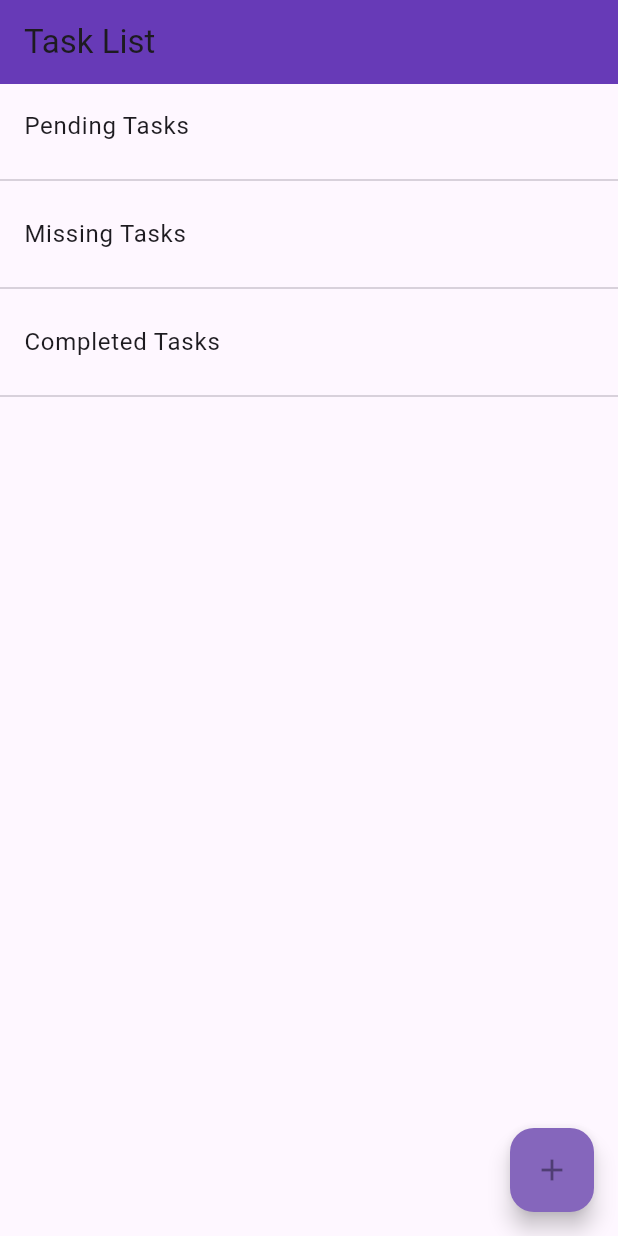
After one commit to bernadettealabado5/cc206-todo_list-, a Flutter app: the TaskListScreen screen opened directly, on a phone screen of 412 x 824 dp. The commit adds this screen. Run offline on Flutter 3.47's test engine with Material 2 defaults, Android fonts, the light colour scheme and no system bars.

Commit message:
Added PMC_task.dart that accepts user input and display on Task List

```diff
--- /dev/null
+++ b/lib/features/PMC_task.dart
@@ -0,0 +1,227 @@
+import 'package:flutter/material.dart';
+
+void main() {
+  runApp(PMCPage());
+}
+
+class Task {
+  String title;
+  String description;
+  bool isCompleted;
+
+  Task(this.title, this.description, {this.isCompleted = false});
+}
+
+class PMCPage extends StatelessWidget {
+  @override
+  Widget build(BuildContext context) {
+    return MaterialApp(
+      title: 'Task List',
+      home: TaskListScreen(),
+    );
+  }
+}
+
+class TaskListScreen extends StatefulWidget {
+  @override
+  _TaskListScreenState createState() => _TaskListScreenState();
+}
+
+class _TaskListScreenState extends State<TaskListScreen> {
+  List<Task> pendingTasks = [];
+  List<Task> missingTasks = [];
+  List<Task> completedTasks = [];
+
+  void addTaskToPending(String title, String description) {
+    setState(() {
+      pendingTasks.add(Task(title, description));
+    });
+  }
+
+  void addTaskToMissing(String title, String description) {
+    setState(() {
+      missingTasks.add(Task(title, description));
+    });
+  }
+
+  void addTaskToCompleted(String title, String description) {
+    setState(() {
+      completedTasks.add(Task(title, description, isCompleted: true));
+    });
+  }
+
+  void editTask(Task task, String title, String description) {
+    setState(() {
+      task.title = title;
+      task.description = description;
+    });
+  }
+
+  void deleteTask(List<Task> tasks, Task task) {
+    setState(() {
+      tasks.remove(task);
+    });
+  }
+
+  @override
+  Widget build(BuildContext context) {
+    return Scaffold(
+      appBar: AppBar(
+        backgroundColor: Colors.deepPurple,
+        title: Text('Task List'),
+      ),
+      body: Column(
+        children: [
+          _buildTaskSection("Pending Tasks", pendingTasks),
+          _buildTaskSection("Missing Tasks", missingTasks),
+          _buildTaskSection("Completed Tasks", completedTasks),
+        ],
+      ),
+      floatingActionButton: FloatingActionButton(
+        onPressed: () {
+          _showTaskDialog();
+        },
+        child: Icon(Icons.add),
+        backgroundColor: const Color.fromARGB(255, 133, 102, 188),
+      ),
+    );
+  }
+
+  Widget _buildTaskSection(String title, List<Task> tasks) {
+    return Column(
+      children: [
+        ListTile(
+          title: Text(title),
+        ),
+        ListView.builder(
+          shrinkWrap: true,
+          itemCount: tasks.length,
+          itemBuilder: (context, index) {
+            final task = tasks[index];
+            return ListTile(
+              title: Text(task.title),
+              subtitle: Text(task.description),
+              trailing: Row(
+                mainAxisSize: MainAxisSize.min,
+                children: [
+                  IconButton(
+                    icon: Icon(Icons.edit),
+                    onPressed: () {
+                      _showEditTaskDialog(task);
+                    },
+                  ),
+                  IconButton(
+                    icon: Icon(Icons.delete),
+                    onPressed: () {
+                      deleteTask(tasks, task);
+                    },
+                  ),
+                ],
+              ),
+            );
+          },
+        ),
+        Divider(),
+      ],
+    );
+  }
+
+  void _showTaskDialog() {
+    showDialog(
+      context: context,
+      builder: (BuildContext context) {
+        String title = '';
+        String description = '';
+
+        return AlertDialog(
+          title: Text('Add a Task'),
+          content: Column(
+            mainAxisSize: MainAxisSize.min,
+            children: <Widget>[
+              TextField(
+                onChanged: (value) {
+                  title = value;
+                },
+                decoration: InputDecoration(labelText: 'Task Title'),
+              ),
+              TextField(
+                onChanged: (value) {
+                  description = value;
+                },
+                decoration: InputDecoration(labelText: 'Task Description'),
+              ),
+              Row(
+                children: <Widget>[
+                  ElevatedButton(
+                    onPressed: () {
+                      addTaskToPending(title, description);
+                      Navigator.of(context).pop();
+                    },
+                    child: Text('Add to Pending'),
+                  ),
+                  SizedBox(width: 8),
+                  ElevatedButton(
+                    onPressed: () {
+                      addTaskToMissing(title, description);
+                      Navigator.of(context).pop();
+                    },
+                    child: Text('Add to Missing'),
+                  ),
+                  SizedBox(width: 8),
+                  ElevatedButton(
+                    onPressed: () {
+                      addTaskToCompleted(title, description);
+                      Navigator.of(context).pop();
+                    },
+                    child: Text('Add to Completed'),
+                  ),
+                ],
+              ),
+            ],
+          ),
+        );
+      },
+    );
+  }
+
+  void _showEditTaskDialog(Task task) {
+    showDialog(
+      context: context,
+      builder: (BuildContext context) {
+        String title = task.title;
+        String description = task.description;
+
+        return AlertDialog(
+          title: Text('Edit Task'),
+          backgroundColor: const Color.fromARGB(255, 133, 102, 188),
+          content: Column(
+            mainAxisSize: MainAxisSize.min,
+            children: <Widget>[
+              TextField(
+                controller: TextEditingController(text: title),
+                onChanged: (value) {
+                  title = value;
+                },
+                decoration: InputDecoration(labelText: 'Task Title'),
+              ),
+              TextField(
+                controller: TextEditingController(text: description),
+                onChanged: (value) {
+                  description = value;
+                },
+                decoration: InputDecoration(labelText: 'Task Description'),
+              ),
+              ElevatedButton(
+                onPressed: () {
+                  editTask(task, title, description);
+                  Navigator.of(context).pop();
+                },
+                child: Text('Save Changes'),
+              ),
+            ],
+          ),
+        );
+      },
+    );
+  }
+}
```
Also changed, not shown: lib/features/sign_up_page.dart (+5 -7 lines).
